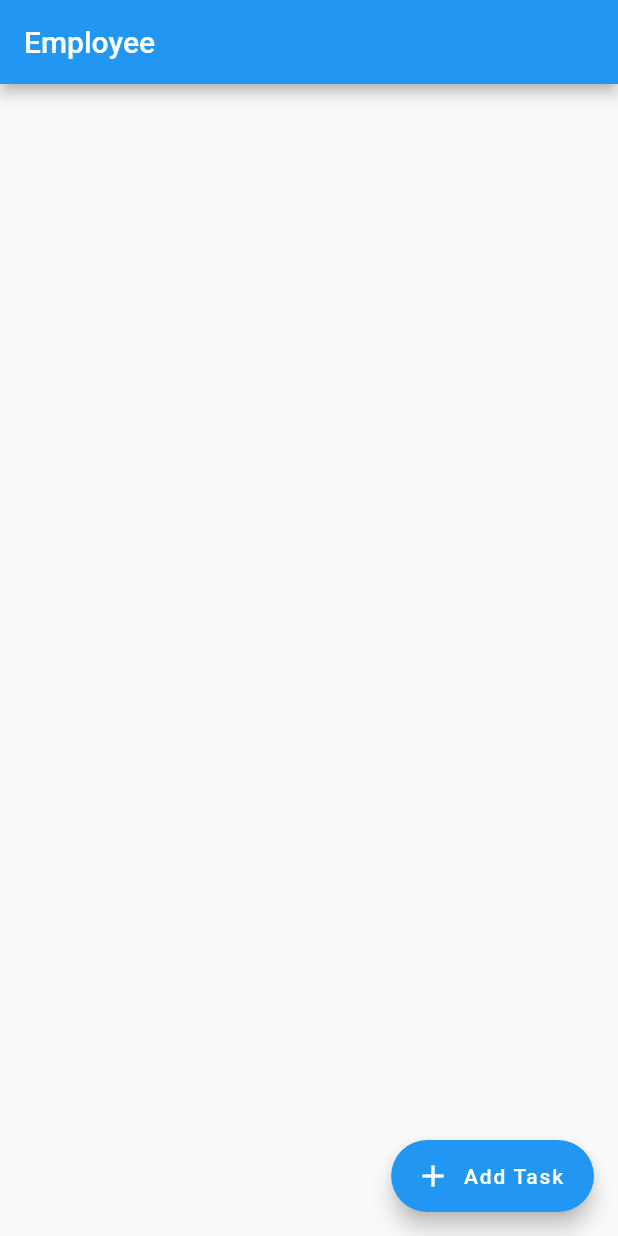
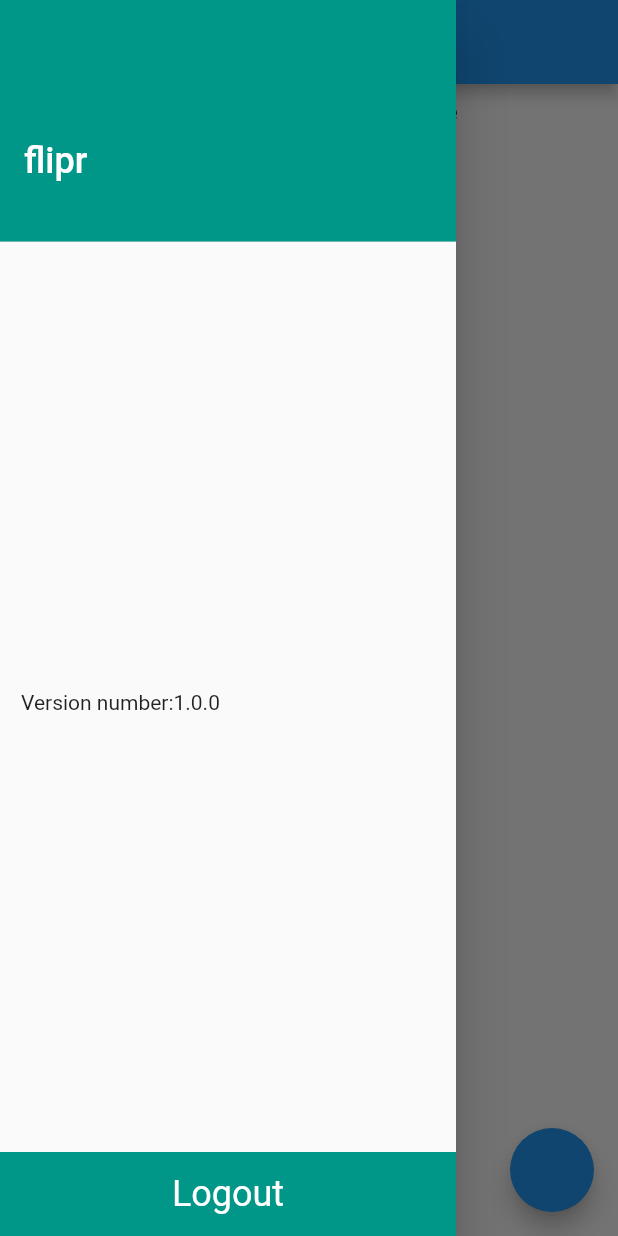
Before and after one commit to chinmayilondhe/quark_employee-management-app, a Flutter app: the Employee screen opened directly, with the side drawer open (before the commit the screen has no drawer), on a phone screen of 412 x 824 dp. Run offline on Flutter 3.47's test engine with Material 2 defaults, Android fonts, the light colour scheme and no system bars; our stand-ins replace package_info_plus, shared_preferences, syncfusion_flutter_charts; accounts and stored records are empty.

Commit message:
add logout (#3)

```diff
--- a/lib/helper/barchart.dart
+++ b/lib/helper/barchart.dart
@@ -1,8 +1,8 @@
-//
+
 // import 'package:flutter/material.dart';
-//
+
 // import '../widget/bar_chart_widget.dart';
-//
+
 // class BarChartPage extends StatelessWidget {
 //   @override
 //   Widget build(BuildContext context) => Card(
--- /dev/null
+++ b/lib/helper/customdrawer.dart
@@ -0,0 +1,87 @@
+import 'package:flipr/helper/shared_pref_manager.dart';
+import 'package:flutter/material.dart';
+import 'package:package_info_plus/package_info_plus.dart';
+
+import '../screens/login.dart';
+
+class CustomDrawer extends StatefulWidget {
+  const CustomDrawer({Key? key}) : super(key: key);
+
+  @override
+  _CustomDrawerState createState() => _CustomDrawerState();
+}
+
+class _CustomDrawerState extends State<CustomDrawer> {
+  String appName = '';
+  String version = '';
+  SharedPrefManager sharedData = SharedPrefManager();
+  String user = '';
+
+  @override
+  initState() {
+    super.initState();
+    getAppData();
+  }
+
+  void getAppData() {
+    PackageInfo.fromPlatform().then((PackageInfo packageInfo) async {
+      setState(() {
+        appName = packageInfo.appName;
+        version = packageInfo.version;
+      });
+    });
+  }
+
+  Future<void> logout() async {
+    user = sharedData.getUserInfo();
+    sharedData.setLogin(true);
+    sharedData.removeMob();
+    Navigator.pushReplacement(
+        context,
+        MaterialPageRoute(
+          builder: (context) => LoginPage(),
+        ));
+  }
+
+  @override
+  Widget build(BuildContext context) {
+    return Drawer(
+      child: Column(
+        mainAxisAlignment: MainAxisAlignment.spaceBetween,
+        crossAxisAlignment: CrossAxisAlignment.stretch,
+        children: [
+          UserAccountsDrawerHeader(
+            accountEmail: Text(user),
+            accountName: Text(
+              appName,
+              style: const TextStyle(fontSize: 24.0),
+            ),
+            decoration: const BoxDecoration(
+              color: Colors.teal,
+            ),
+          ),
+          Container(
+            padding: const EdgeInsets.only(left: 14),
+            child: Text(
+              'Version number:$version',
+            ),
+          ),
+          Container(
+            color: Colors.teal,
+            padding: const EdgeInsets.all(14.0),
+            child: Center(
+              child: InkWell(
+                child: const Text(
+                  'Logout',
+                  style: TextStyle(fontSize: 24, color: Colors.white),
+                  textAlign: TextAlign.left,
+                ),
+                onTap: logout,
+              ),
+            ),
+          ),
+        ],
+      ),
+    );
+  }
+}
--- /dev/null
+++ b/lib/helper/piechart.dart
@@ -0,0 +1,56 @@
+import 'package:flutter/material.dart';
+import 'package:syncfusion_flutter_charts/charts.dart';
+
+import '../data/pie_data.dart';
+
+class PieChartGraph extends StatefulWidget {
+  const PieChartGraph({Key? key}) : super(key: key);
+
+  @override
+  State<PieChartGraph> createState() => _PieChartGraphState();
+}
+
+class _PieChartGraphState extends State<PieChartGraph> {
+  PieData obj = PieData();
+   List<Data> _chartData=[];
+  late TooltipBehavior _tooltipBehavior;
+  List<Data> chartDataGraph=[];
+
+  getDataGraph() async {
+    chartDataGraph = await obj.getData();
+    setState(() {
+        _chartData = chartDataGraph;
+    });
+  }
+
+  @override
+  void initState() {
+    getDataGraph();
+
+    _tooltipBehavior = TooltipBehavior(enable: true);
+    super.initState();
+  }
+
+  @override
+  Widget build(BuildContext context) {
+    return SafeArea(
+        child: Scaffold(
+      body: SfCircularChart(
+        title: ChartTitle(text: 'Task Distribution of Employee'),
+        legend:
+            Legend(isVisible: true, overflowMode: LegendItemOverflowMode.wrap),
+        tooltipBehavior: _tooltipBehavior,
+        series: <CircularSeries>[
+          PieSeries<Data, String>(
+            dataSource: _chartData,
+            xValueMapper: (Data data, _) => data.task,
+            yValueMapper: (Data data, _) => data.val,
+            dataLabelSettings: DataLabelSettings(isVisible: true,
+            textStyle: TextStyle(fontSize: 25,color: Colors.white)),
+            enableTooltip: true,
+          )
+        ],
+      ),
+    ));
+  }
+}
--- a/lib/model/response_body.dart
+++ b/lib/model/response_body.dart
@@ -1,8 +1,7 @@
 class ResponseBody {
 
-  var break_val ;
+  var break_val;
   var meet_val;
   var work_Val;
-  ResponseBody({required this.break_val,this.meet_val,this.work_Val});
-
+  ResponseBody({required this.break_val, this.meet_val, this.work_Val});
 }
--- a/lib/screens/employee_dashboard.dart
+++ b/lib/screens/employee_dashboard.dart
@@ -1,4 +1,6 @@
 import 'package:flutter/material.dart';
+import '../helper/customdrawer.dart';
+import '../helper/piechart.dart';
 
 import 'add_task.dart';
 
@@ -13,16 +15,21 @@ class _EmployeeState extends State<Employee> {
   @override
   Widget build(BuildContext context) {
     return Scaffold(
-      appBar: AppBar(
-        title: Text('Employee'),
-      ),
-      floatingActionButton: FloatingActionButton.extended(
-          onPressed: () {
-            Navigator.push(
-                context, MaterialPageRoute(builder: (context) => Task()));
-          },
-          icon: Icon(Icons.add),
-          label: Text("Add Task")),
-    );
+
+      appBar: AppBar(title: Text('Employee'),),
+      drawer: const CustomDrawer(),
+      body: Container(
+        height: 700,
+        child: PieChartGraph(),
+    ), floatingActionButton: FloatingActionButton(
+      onPressed: () {
+        Navigator.push(
+            context, MaterialPageRoute(builder: (context) => Task()));
+      },
+    // icon: Icon(Icons.add),
+    // label: Text("Add Task")),
+
+    ));
+
   }
 }
--- a/lib/screens/login.dart
+++ b/lib/screens/login.dart
@@ -4,6 +4,7 @@ import 'package:shared_preferences/shared_preferences.dart';
 import '../helper/api_model.dart';
 import '../helper/shared_pref_manager.dart';
 import 'homepage.dart';
+
 class LoginPage extends StatefulWidget {
   const LoginPage({Key? key}) : super(key: key);
 
@@ -33,7 +34,6 @@ class _LoginPageState extends State<LoginPage> {
           //   ),
           // ),
           child: Column(
-
             children: <Widget>[
               Padding(
                 padding: const EdgeInsets.only(bottom: 20),
@@ -72,7 +72,8 @@ class _LoginPageState extends State<LoginPage> {
                 ),
               ),
               Padding(
-                padding: const EdgeInsets.symmetric(horizontal: 15, vertical: 15),
+                padding:
+                    const EdgeInsets.symmetric(horizontal: 15, vertical: 15),
                 child: SizedBox(
                   width: 350,
                   child: TextFormField(
@@ -108,8 +109,10 @@ class _LoginPageState extends State<LoginPage> {
               const SizedBox(
                 height: 8,
               ),
-              const Text('By signing in you agree to T&C and Privacy Policies',
-                style: TextStyle(color: Colors.white),)
+              const Text(
+                'By signing in you agree to T&C and Privacy Policies',
+                style: TextStyle(color: Colors.white),
+              )
             ],
           ),
         ),
@@ -121,19 +124,21 @@ String mobile = "";
   Api apiCall = Api();
 
   Future<void> login() async {
-
-  String email_id = email.text ;
-  String password_text=password.text;
+    String email_id = email.text;
+    String password_text = password.text;
     if (email.text.isNotEmpty && password.text.isNotEmpty) {
       var loginData = await apiCall.login(email_id, password_text);
-    String employee_id=loginData['_id'] ?? "";
-    int isAdmin=loginData['isAdmin'];
+      String employee_id = loginData['_id'] ?? "";
+      print(employee_id);
+      int isAdmin = loginData['isAdmin'];
+      String username = apiCall.getEmployeeInfo(employee_id);
 
       if (loginData["status"] == "ok") {
         sharedData.setLogin(false);
         sharedData.setEmail(email.text);
         sharedData.setEmpID(employee_id);
         sharedData.setRole(isAdmin);
+        sharedData.setUsername(username);
         setState(() {
           isLoading = false;
         });
@@ -141,8 +146,8 @@ Future<void> login() async {
           MaterialPageRoute(builder: (c) => HomePage()),
         );
       } else {
-      ScaffoldMessenger.of(context).showSnackBar(
-          const SnackBar(content: Text('Invalid Email')));
+        ScaffoldMessenger.of(context)
+            .showSnackBar(const SnackBar(content: Text('Invalid Email')));
         setState(() {
           isLoading = false;
         });
--- a/lib/screens/splashscreen.dart
+++ b/lib/screens/splashscreen.dart
@@ -2,6 +2,7 @@ import 'dart:async';
 import 'package:flutter/material.dart';
 import 'package:flutter/widgets.dart';
 
+import '../helper/piechart.dart';
 import '../helper/shared_pref_manager.dart';
 import 'homepage.dart';
 import 'login.dart';
--- a/lib/widget/bar_titles.dart
+++ b/lib/widget/bar_titles.dart
@@ -1,8 +1,8 @@
-//
+
 // import 'package:fl_chart/fl_chart.dart';
 // import 'package:flutter/material.dart';
 // import '../data/bar_data.dart';
-//
+
 // class BarTitles {
 //   static SideTitles getTopBottomTitles() => SideTitles(
 //     showTitles: true,
@@ -13,7 +13,7 @@
 //         .firstWhere((element) => element.id == id.toInt())
 //         .name,
 //   );
-//
+
 //   static SideTitles getSideTitles() => SideTitles(
 //     showTitles: true,
 //     getTextStyles: (value) =>
--- a/pubspec.yaml
+++ b/pubspec.yaml
@@ -3,7 +3,7 @@ description: A new Flutter project.
 
 # The following line prevents the package from being accidentally published to
 # pub.dev using `flutter pub publish`. This is preferred for private packages.
-publish_to: "none" # Remove this line if you wish to publish to pub.dev
+publish_to: 'none' # Remove this line if you wish to publish to pub.dev
 
 # The following defines the version and build number for your application.
 # A version number is three numbers separated by dots, like 1.2.43
@@ -30,6 +30,7 @@ dependencies:
   flutter:
     sdk: flutter
 
+
   # The following adds the Cupertino Icons font to your application.
   # Use with the CupertinoIcons class for iOS style icons.
   cupertino_icons: ^1.0.2
@@ -37,6 +38,8 @@ dependencies:
   http: ^0.13.5
   fl_chart: ^0.55.2
   google_fonts: ^3.0.1
+  syncfusion_flutter_charts: ^20.3.48
+  package_info_plus: ^1.3.0
   intl: ^0.17.0
 
 dev_dependencies:
@@ -55,6 +58,7 @@ dev_dependencies:
 
 # The following section is specific to Flutter packages.
 flutter:
+
   # The following line ensures that the Material Icons font is
   # included with your application, so that you can use the icons in
   # the material Icons class.
```
Also changed, not shown: lib/data/pie_data.dart (+20 -22 lines), lib/helper/api_model.dart (+15 -55 lines), lib/helper/shared_pref_manager.dart (+16 -5 lines), lib/screens/admin_dashboard.dart (+12 -0 lines), lib/screens/homepage.dart (+15 -19 lines), lib/screens/pie_chart_page.dart (deleted, +0 -55 lines), lib/widget/bar_chart_widget.dart (+13 -13 lines), lib/widget/indicators_widget.dart (deleted, +0 -51 lines), lib/widget/pie_chart_sections.dart (deleted, +0 -28 lines), pubspec.lock. Lines whose indentation alone changed are shown as unchanged.
